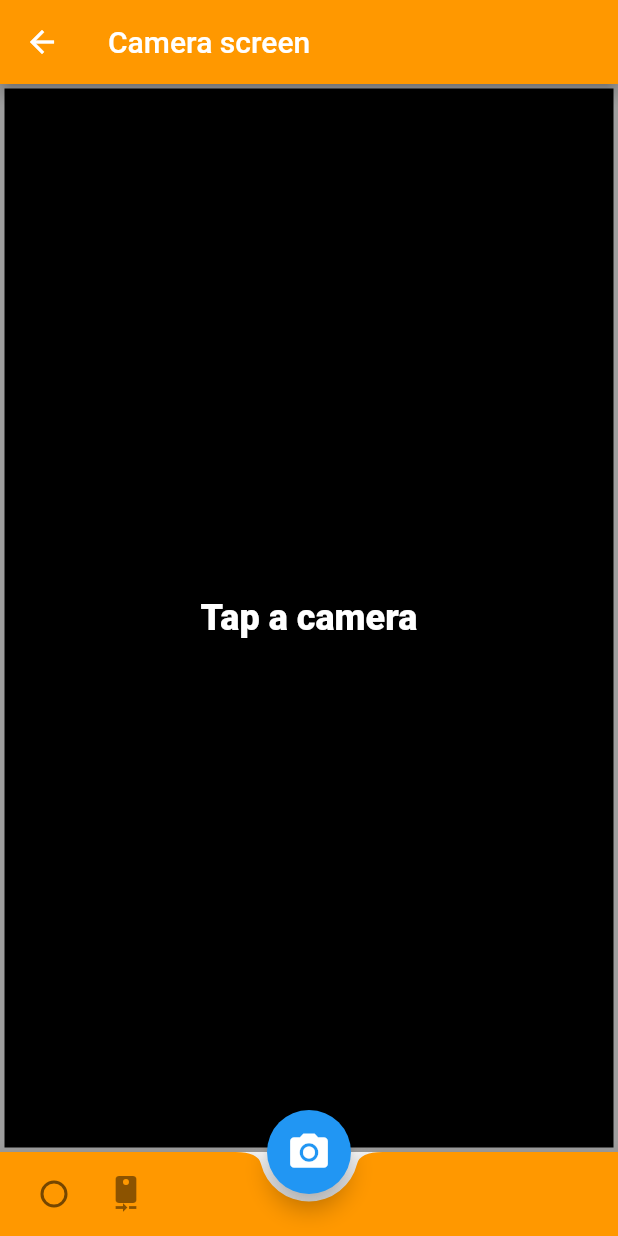
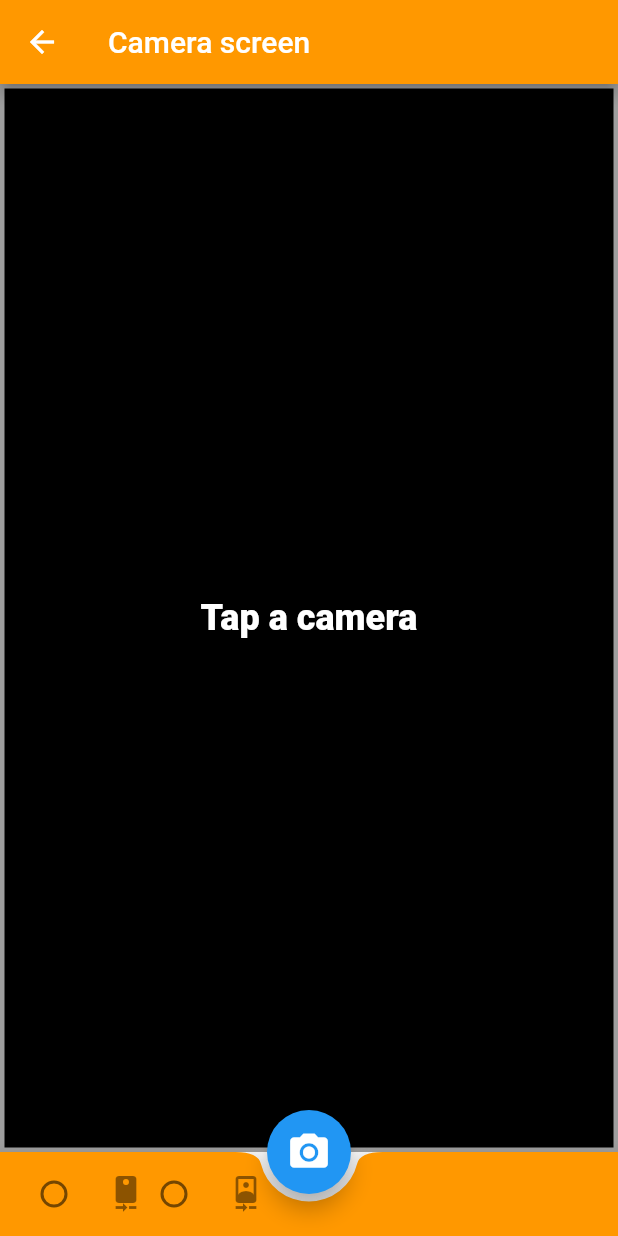
Before and after one commit to ivlop/cartoonify, a Flutter app: the screen it shows after launch, after a tap on the "photo camera" icon, on a phone screen of 412 x 824 dp. Run offline on Flutter 3.47's test engine with Material 2 defaults, Android fonts, the phone set to English and light mode, and no system bars; our stand-ins replace camera.

Commit message:
modified:   cartoonify/lib/pages/cameraScreen.dart

```diff
--- a/cartoonify/lib/pages/cameraScreen.dart
+++ b/cartoonify/lib/pages/cameraScreen.dart
@@ -135,12 +135,12 @@ class CameraScreenState extends State<CameraScreen>{
     if (widget.cameras.isEmpty) {
       return const Text('No camera found');
     } else {
-      //for (CameraDescription cameraDescription in widget.cameras) {
+      for (CameraDescription cameraDescription in widget.cameras) {
         toggles.add(
           SizedBox(
             width: 80.0,
             child: RadioListTile<CameraDescription>(
-              title: Icon(getCameraLensIcon(widget.cameras[0].lensDirection)),
+              title: Icon(getCameraLensIcon(cameraDescription.lensDirection)),
               groupValue: controller?.description,
               value: widget.cameras[0],
               onChanged: controller != null && controller.value.isRecordingVideo
@@ -149,7 +149,7 @@ class CameraScreenState extends State<CameraScreen>{
             ),
           ),
         );
-      //}
+      }
     }
 
     return Row(children: toggles);
```
